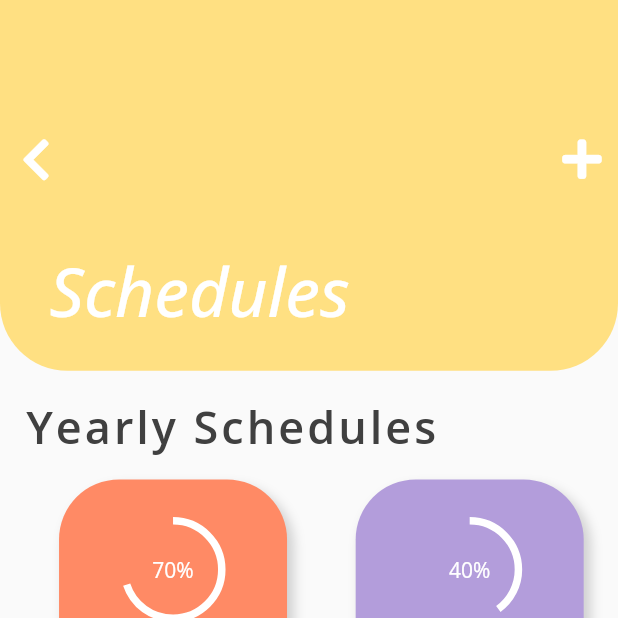
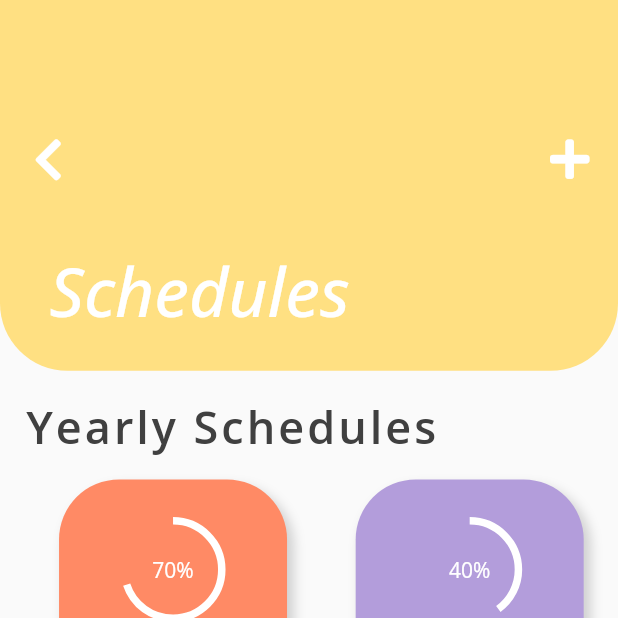
Before and after one commit to ompatel11/planner, a Flutter app: the Schedulesscreen screen opened by its route, on a phone screen of 412 x 824 dp, the top half of it. Run offline on Flutter 3.47's test engine with Material 2 defaults, Android fonts, the phone set to English and light mode, and no system bars; drawn by our look-alikes of percent_indicator; our stand-ins replace flutter_svg, font_awesome_flutter, google_fonts, table_calendar.

Commit message:
UI Changes for smaller screens.

```diff
--- a/planner/lib/Screens/createshedule.dart
+++ b/planner/lib/Screens/createshedule.dart
@@ -20,7 +20,7 @@ class _AddScheduleState extends State<AddSchedule> {
       resizeToAvoidBottomPadding: false,
       appBar: AppBar(
         backgroundColor: blueThemeColor,
-        leading: IconButton(icon: FaIcon(FontAwesomeIcons.chevronLeft),onPressed: (){Navigator.popAndPushNamed(context, '/homepage');},
+        leading: IconButton(icon: FaIcon(FontAwesomeIcons.chevronLeft),onPressed: (){Navigator.popAndPushNamed(context, '/schedulesscreen');},
         ) ,
         title: Text("Create Schedule",
         style: GoogleFonts.openSans(
--- a/planner/lib/Screens/schedules.dart
+++ b/planner/lib/Screens/schedules.dart
@@ -30,6 +30,8 @@ class _SchedulesscreenState extends State<Schedulesscreen> {
                 children: [
                    Padding(
                      padding:  EdgeInsets.only(top:h * 0.1),
+                     child: Padding(
+                       padding:  EdgeInsets.symmetric(horizontal: w * 0.02),
                        child: Row(
                           mainAxisAlignment: MainAxisAlignment.spaceBetween,
                           children: [
@@ -38,6 +40,7 @@ class _SchedulesscreenState extends State<Schedulesscreen> {
                             }),
                             IconButton(icon: FaIcon(FontAwesomeIcons.plus,size:30,color: Colors.white,), onPressed: (){Navigator.popAndPushNamed(context, '/addschedule');})
                           ],
+                        ),
                      ),
                    ),
                    Padding(
```
Lines whose indentation alone changed are shown as unchanged.
